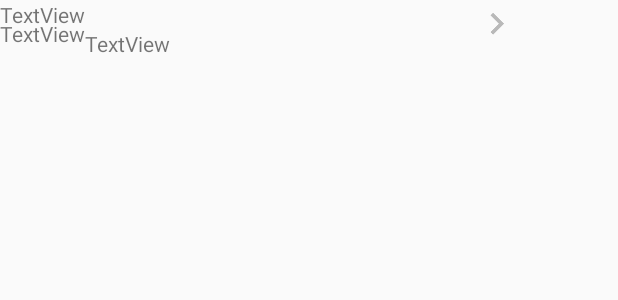
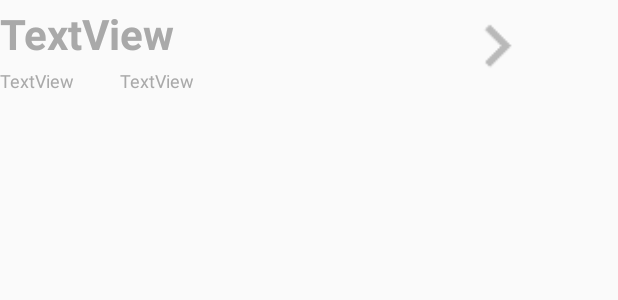
Before and after one commit to LucasVillela/vogal-android, an Android app: the layout row_notebook.xml on its own in the app's theme, with its tools: preview values and no code run, on a phone screen of 412 x 824 dp. Shown: the top 300 px of the screen. Run offline under Robolectric (Android 15) with nearby library versions, the phone set to English and light mode, and no system bars.

Commit message:
list Notebooks

```diff
--- a/app/build.gradle
+++ b/app/build.gradle
@@ -30,6 +30,7 @@ dependencies {
     compile 'jp.wasabeef:richeditor-android:1.2.2'
     compile 'com.squareup.retrofit2:retrofit:2.3.0'
     compile 'com.squareup.retrofit2:converter-gson:2.3.0'
+    compile 'org.ocpsoft.prettytime:prettytime:4.0.1.Final'
     compile 'com.android.support.constraint:constraint-layout:1.0.2'
     testCompile 'junit:junit:4.12'
 }
--- a/app/src/main/java/br/com/vogal/client/VogalClient.java
+++ b/app/src/main/java/br/com/vogal/client/VogalClient.java
@@ -4,6 +4,7 @@ import java.util.List;
 
 import br.com.vogal.model.Login;
 import br.com.vogal.model.Notebook;
+import br.com.vogal.model.Notebooks;
 import br.com.vogal.model.User;
 import retrofit2.Call;
 import retrofit2.http.Body;
@@ -20,6 +21,6 @@ public interface VogalClient {
     @POST("login")
     Call<User> login(@Body Login login);
 
-    @GET("notebook/")
-    Call<List<Notebook>> getNotebooks(@Header("Authorization") String authorization);
+    @GET("notebooks")
+    Call<Notebooks> getNotebooks(@Header("Authorization") String authorization);
 }
--- a/app/src/main/java/br/com/vogal/service/NotebookService.java
+++ b/app/src/main/java/br/com/vogal/service/NotebookService.java
@@ -6,6 +6,7 @@ import java.util.List;
 
 import br.com.vogal.client.VogalClient;
 import br.com.vogal.model.Notebook;
+import br.com.vogal.model.Notebooks;
 import retrofit2.Call;
 
 /**
@@ -23,7 +24,7 @@ public class NotebookService extends BaseService {
         this.token = session.getToken();
     }
 
-    public Call<List<Notebook>> getNotebooks(){
+    public Call<Notebooks> getNotebooks(){
         return this.vogalClient.getNotebooks(this.token);
     }
 }
--- a/app/src/main/java/br/com/vogal/vogal/LoginActivity.java
+++ b/app/src/main/java/br/com/vogal/vogal/LoginActivity.java
@@ -81,6 +81,12 @@ public class LoginActivity extends AppCompatActivity implements LoaderCallbacks<
         setContentView(R.layout.activity_login);
 
         sessionService = new SessionService(getApplicationContext());
+
+        if(sessionService.isLogged()){
+            Intent i = new Intent(getApplicationContext(), NotebookActivity.class);
+            startActivity(i);
+        }
+
         // Set up the login form.
         mEmailView = (AutoCompleteTextView) findViewById(R.id.email);
         populateAutoComplete();
--- a/app/src/main/res/layout/activity_notebook.xml
+++ b/app/src/main/res/layout/activity_notebook.xml
@@ -15,6 +15,8 @@
         android:layout_marginEnd="8dp"
         android:layout_marginStart="8dp"
         android:layout_marginTop="8dp"
+        android:divider="@null"
+        android:dividerHeight="0dp"
         app:layout_constraintBottom_toBottomOf="parent"
         app:layout_constraintLeft_toLeftOf="parent"
         app:layout_constraintRight_toRightOf="parent"
--- a/app/src/main/res/layout/row_notebook.xml
+++ b/app/src/main/res/layout/row_notebook.xml
@@ -8,31 +8,47 @@
     <TextView
         android:id="@+id/notebookTitleTextView"
         android:layout_width="315dp"
-        android:layout_height="wrap_content"
-        android:text="TextView" />
+        android:layout_height="45dp"
+        android:layout_alignParentStart="true"
+        android:layout_alignParentTop="true"
+        android:gravity="center_vertical"
+        android:text="TextView"
+        android:textAlignment="viewStart"
+        android:textColor="@color/VOGAL_GREY"
+        android:textSize="28sp"
+        android:textStyle="bold" />
 
     <ImageView
         android:id="@+id/imageView"
         android:layout_width="wrap_content"
         android:layout_height="wrap_content"
-        app:srcCompat="@drawable/notebook_select"
+        android:layout_alignBottom="@+id/totalNotesTextView"
         android:layout_alignParentTop="true"
-        android:layout_toEndOf="@+id/notebookTitleTextView" />
+        android:layout_toEndOf="@+id/notebookTitleTextView"
+        android:adjustViewBounds="false"
+        android:cropToPadding="false"
+        android:scaleType="centerCrop"
+        app:srcCompat="@drawable/notebook_select" />
 
     <TextView
         android:id="@+id/lastModifiedTextView"
         android:layout_width="wrap_content"
         android:layout_height="wrap_content"
-        android:layout_alignBottom="@+id/imageView"
         android:layout_alignParentStart="true"
-        android:text="TextView" />
+        android:layout_below="@+id/notebookTitleTextView"
+        android:text="TextView"
+        android:textColor="@color/VOGAL_GREY"
+        android:textSize="12sp" />
 
     <TextView
         android:id="@+id/totalNotesTextView"
         android:layout_width="wrap_content"
         android:layout_height="wrap_content"
+        android:text="TextView"
+        android:textColor="@color/VOGAL_GREY"
+        android:textSize="12sp"
         android:layout_below="@+id/notebookTitleTextView"
         android:layout_toEndOf="@+id/lastModifiedTextView"
-        android:text="TextView" />
+        android:layout_marginStart="30dp" />
 
 </RelativeLayout>
--- a/app/src/main/res/values/colors.xml
+++ b/app/src/main/res/values/colors.xml
@@ -3,4 +3,5 @@
     <color name="colorPrimary">#3F51B5</color>
     <color name="colorPrimaryDark">#303F9F</color>
     <color name="colorAccent">#FF4081</color>
+    <color name="VOGAL_GREY">#a9a9a9</color>
 </resources>
```
Also changed, not shown: app/src/main/java/br/com/vogal/adapter/NotebookAdapter.java (+13 -35 lines), app/src/main/java/br/com/vogal/model/Notebooks.java (added, +19 -0 lines), app/src/main/java/br/com/vogal/service/BaseService.java (+11 -1 lines), app/src/main/java/br/com/vogal/service/SessionService.java (+8 -1 lines), app/src/main/java/br/com/vogal/utils/DateTypeAdapter.java (added, +21 -0 lines), app/src/main/java/br/com/vogal/vogal/NotebookActivity.java (+19 -12 lines), app/src/main/java/br/com/vogal/model/Notebook.java (line endings or trailing spaces).
